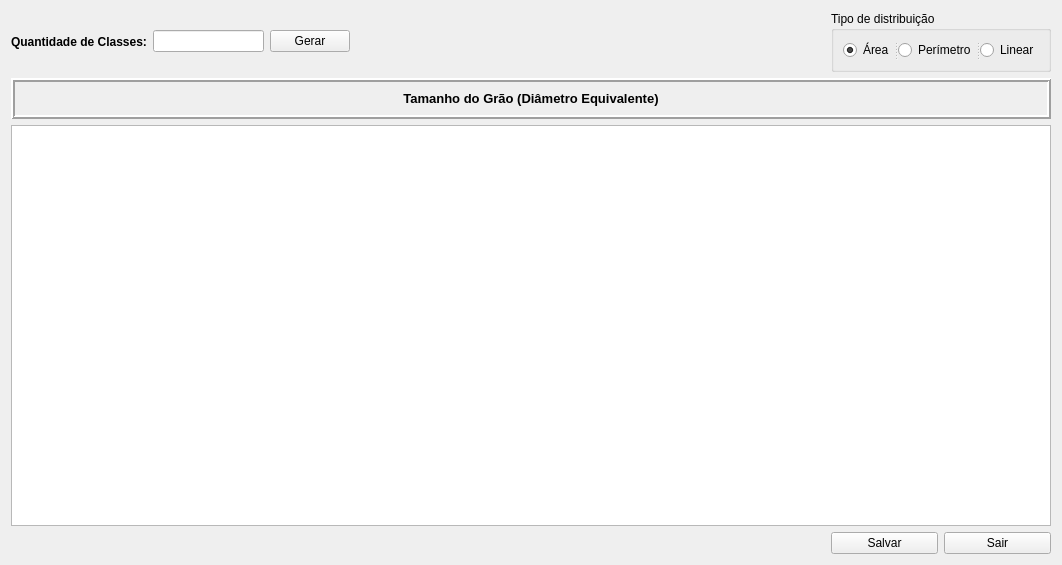
Qt form forms/distribuicaoDeInterceptos.ui (lucassimao/Simulacao-Estereologica) before a commit.
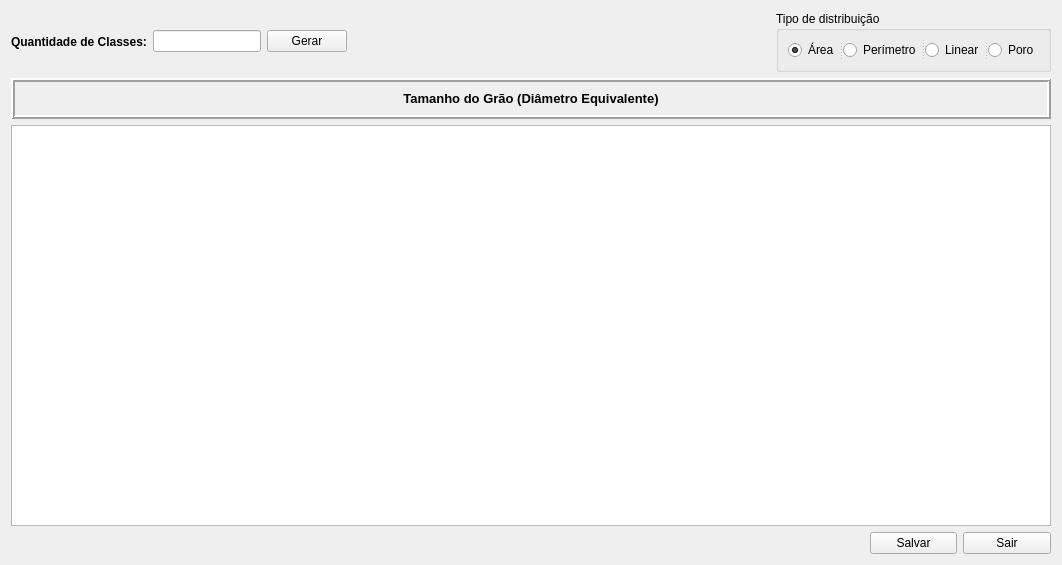
The same form after that commit.

```diff
--- a/forms/distribuicaoDeInterceptos.ui
+++ b/forms/distribuicaoDeInterceptos.ui
@@ -37,41 +37,7 @@
      </property>
     </widget>
    </item>
-   <item row="0" column="8" colspan="2">
-    <widget class="QGroupBox" name="groupBox">
-     <property name="title">
-      <string>Tipo de distribuição</string>
-     </property>
-     <layout class="QVBoxLayout" name="verticalLayout">
-      <item>
-       <widget class="QSplitter" name="splitter">
-        <property name="orientation">
-         <enum>Qt::Horizontal</enum>
-        </property>
-        <widget class="QRadioButton" name="radioButtonArea">
-         <property name="text">
-          <string>Área</string>
-         </property>
-         <property name="checked">
-          <bool>true</bool>
-         </property>
-        </widget>
-        <widget class="QRadioButton" name="radioButtonPerimetro">
-         <property name="text">
-          <string>Perímetro</string>
-         </property>
-        </widget>
-        <widget class="QRadioButton" name="radioButtonComprimentoLinear">
-         <property name="text">
-          <string>Linear</string>
-         </property>
-        </widget>
-       </widget>
-      </item>
-     </layout>
-    </widget>
-   </item>
-   <item row="1" column="0" colspan="10">
+   <item row="1" column="0" colspan="11">
     <widget class="QFrame" name="frame">
      <property name="frameShape">
       <enum>QFrame::Box</enum>
@@ -84,7 +50,7 @@
      </property>
      <layout class="QGridLayout" name="gridLayout_2">
       <item row="0" column="0">
-       <widget class="QLabel" name="label_2">
+       <widget class="QLabel" name="labelDiametro">
         <property name="font">
          <font>
           <family>Arial</family>
@@ -104,7 +70,7 @@
      </layout>
     </widget>
    </item>
-   <item row="3" column="0" colspan="10">
+   <item row="3" column="0" colspan="11">
     <widget class="QTableView" name="tableDistribuicao">
      <property name="frameShape">
       <enum>QFrame::StyledPanel</enum>
@@ -117,7 +83,7 @@
      </property>
     </widget>
    </item>
-   <item row="4" column="8">
+   <item row="4" column="9">
     <widget class="QPushButton" name="btnSalvar">
      <property name="cursor">
       <cursorShape>PointingHandCursor</cursorShape>
@@ -130,7 +96,7 @@
      </property>
     </widget>
    </item>
-   <item row="4" column="9">
+   <item row="4" column="10">
     <widget class="QPushButton" name="btnSair">
      <property name="cursor">
       <cursorShape>PointingHandCursor</cursorShape>
@@ -156,45 +122,6 @@
      </property>
     </spacer>
    </item>
-   <item row="0" column="4">
-    <spacer name="horizontalSpacer_2">
-     <property name="orientation">
-      <enum>Qt::Horizontal</enum>
-     </property>
-     <property name="sizeHint" stdset="0">
-      <size>
-       <width>40</width>
-       <height>20</height>
-      </size>
-     </property>
-    </spacer>
-   </item>
-   <item row="0" column="5">
-    <spacer name="horizontalSpacer_3">
-     <property name="orientation">
-      <enum>Qt::Horizontal</enum>
-     </property>
-     <property name="sizeHint" stdset="0">
-      <size>
-       <width>40</width>
-       <height>20</height>
-      </size>
-     </property>
-    </spacer>
-   </item>
-   <item row="0" column="6">
-    <spacer name="horizontalSpacer_4">
-     <property name="orientation">
-      <enum>Qt::Horizontal</enum>
-     </property>
-     <property name="sizeHint" stdset="0">
-      <size>
-       <width>40</width>
-       <height>20</height>
-      </size>
-     </property>
-    </spacer>
-   </item>
    <item row="0" column="2">
     <widget class="QPushButton" name="btnGerarDistribuicao">
      <property name="cursor">
@@ -208,6 +135,97 @@
      </property>
     </widget>
    </item>
+   <item row="0" column="8" colspan="3">
+    <widget class="QGroupBox" name="groupBox">
+     <property name="title">
+      <string>Tipo de distribuição</string>
+     </property>
+     <layout class="QVBoxLayout" name="verticalLayout">
+      <item>
+       <widget class="QSplitter" name="splitter">
+        <property name="orientation">
+         <enum>Qt::Horizontal</enum>
+        </property>
+        <widget class="QRadioButton" name="radioButtonArea">
+         <property name="text">
+          <string>Área</string>
+         </property>
+         <property name="checked">
+          <bool>true</bool>
+         </property>
+        </widget>
+        <widget class="QRadioButton" name="radioButtonPerimetro">
+         <property name="text">
+          <string>Perímetro</string>
+         </property>
+        </widget>
+        <widget class="QRadioButton" name="radioButtonComprimentoLinear">
+         <property name="text">
+          <string>Linear</string>
+         </property>
+        </widget>
+        <widget class="QRadioButton" name="radioButtonPoro">
+         <property name="text">
+          <string>Poro</string>
+         </property>
+        </widget>
+       </widget>
+      </item>
+     </layout>
+    </widget>
+   </item>
+   <item row="0" column="7">
+    <spacer name="horizontalSpacer_2">
+     <property name="orientation">
+      <enum>Qt::Horizontal</enum>
+     </property>
+     <property name="sizeHint" stdset="0">
+      <size>
+       <width>40</width>
+       <height>20</height>
+      </size>
+     </property>
+    </spacer>
+   </item>
+   <item row="0" column="4">
+    <spacer name="horizontalSpacer_3">
+     <property name="orientation">
+      <enum>Qt::Horizontal</enum>
+     </property>
+     <property name="sizeHint" stdset="0">
+      <size>
+       <width>40</width>
+       <height>20</height>
+      </size>
+     </property>
+    </spacer>
+   </item>
+   <item row="0" column="5">
+    <spacer name="horizontalSpacer_4">
+     <property name="orientation">
+      <enum>Qt::Horizontal</enum>
+     </property>
+     <property name="sizeHint" stdset="0">
+      <size>
+       <width>40</width>
+       <height>20</height>
+      </size>
+     </property>
+    </spacer>
+   </item>
+   <item row="0" column="6">
+    <spacer name="horizontalSpacer_5">
+     <property name="orientation">
+      <enum>Qt::Horizontal</enum>
+     </property>
+     <property name="sizeHint" stdset="0">
+      <size>
+       <width>40</width>
+       <height>20</height>
+      </size>
+     </property>
+    </spacer>
+   </item>
   </layout>
  </widget>
  <resources>
```
Left out of the diff: 16 changed lines with no effect on the pictures.
